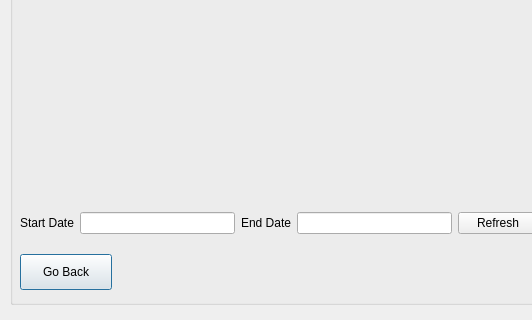
Above: QtApplication/16Cycles/hires.ui from Slavyana-c/16-Cycles before the change; both pictures show x 0 to 532 and y 266 to 586 of the 824 by 586 pixel window. Below: the same form after it.
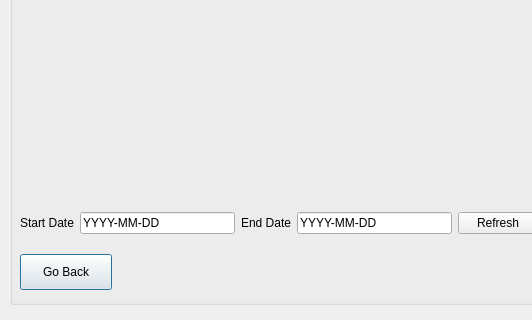
That is the form after the change. Custom widgets are drawn as their Qt base class.

What changed in the file:
```diff
--- a/QtApplication/16Cycles/hires.ui
+++ b/QtApplication/16Cycles/hires.ui
@@ -66,7 +66,11 @@
       </widget>
      </item>
      <item>
-      <widget class="QLineEdit" name="startDateLineEdit"/>
+      <widget class="QLineEdit" name="startDateLineEdit">
+       <property name="text">
+        <string>YYYY-MM-DD</string>
+       </property>
+      </widget>
      </item>
      <item>
       <widget class="QLabel" name="EndDateLabel">
@@ -76,7 +80,11 @@
       </widget>
      </item>
      <item>
-      <widget class="QLineEdit" name="endDateLineEdit"/>
+      <widget class="QLineEdit" name="endDateLineEdit">
+       <property name="text">
+        <string>YYYY-MM-DD</string>
+       </property>
+      </widget>
      </item>
      <item>
       <widget class="QPushButton" name="graphsRefreshButton">
```
Left out of the diff: 2 changed lines with no effect on the pictures.
